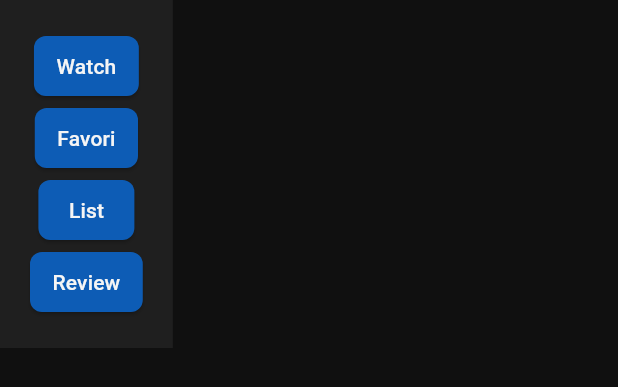
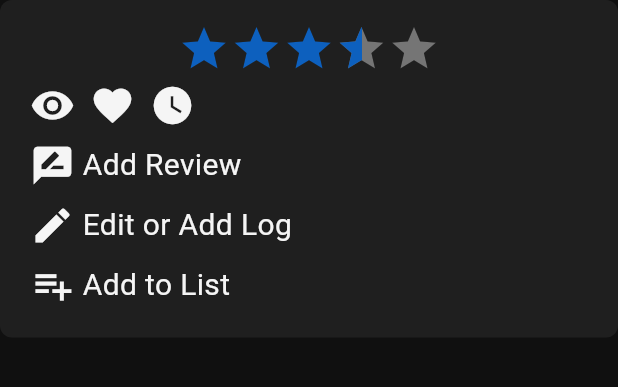
Before and after one commit to kargalar/blackbox_db, a Flutter app: the ContentUserAction widget shown alone on an empty page, opened directly, on a phone screen of 412 x 824 dp. Shown: the top 387 px of the screen. Run offline on Flutter 3.47's test engine with Material 3 defaults, Android fonts, the phone set to English and light mode, and no system bars; drawn by our look-alikes of flutter_rating_bar; our stand-ins replace device_info_plus, firebase_core, flutter_screenutil, get, hive_flutter, permission_handler; accounts and stored records are empty; network calls fail.

Commit message:
content page v5

```diff
--- a/lib/3 Page/Content/Widget/content_user_action.dart
+++ b/lib/3 Page/Content/Widget/content_user_action.dart
@@ -1,6 +1,7 @@
 import 'package:blackbox_db/2%20General/app_colors.dart';
 import 'package:blackbox_db/6%20Provider/content_page_provider.dart';
 import 'package:flutter/material.dart';
+import 'package:flutter_rating_bar/flutter_rating_bar.dart';
 import 'package:provider/provider.dart';
 
 class ContentUserAction extends StatelessWidget {
@@ -10,31 +11,152 @@ class ContentUserAction extends StatelessWidget {
 
   @override
   Widget build(BuildContext context) {
-    late final contentPageProvider = context.read<ContentPageProvider>();
+    late final contentPageProvider = context.watch<ContentPageProvider>();
 
     return Container(
-      color: AppColors.panelBackground,
-      padding: const EdgeInsets.all(20),
+      decoration: BoxDecoration(
+        borderRadius: AppColors.borderRadiusAll,
+        color: AppColors.panelBackground,
+      ),
+      padding: const EdgeInsets.all(15),
       child: Column(
         mainAxisSize: MainAxisSize.min,
         children: [
-          ElevatedButton(
-            onPressed: () {
-              contentPageProvider.watchContent();
+          RatingBar.builder(
+            initialRating: contentPageProvider.contentModel.rating,
+            minRating: 0.5,
+            direction: Axis.horizontal,
+            glow: false,
+            allowHalfRating: true,
+            itemCount: 5,
+            itemSize: 35,
+            itemBuilder: (context, _) => Icon(
+              Icons.star,
+              color: AppColors.main,
+            ),
+            onRatingUpdate: (rating) {
+              contentPageProvider.rate(rating);
             },
-            child: const Text("Watch"),
           ),
-          ElevatedButton(
-            onPressed: () {},
-            child: const Text("Favori"),
+
+          // actions
+          Row(
+            children: [
+              // watch
+              InkWell(
+                onTap: () {
+                  contentPageProvider.watch();
+                },
+                child: Padding(
+                  padding: const EdgeInsets.all(5),
+                  child: Icon(
+                    Icons.remove_red_eye,
+                    color: contentPageProvider.contentModel.isWatch ? AppColors.main : null,
+                    size: 30,
+                  ),
+                ),
+              ),
+
+              // favori
+              InkWell(
+                onTap: () {
+                  contentPageProvider.favorite();
+                },
+                child: Padding(
+                  padding: const EdgeInsets.all(5),
+                  child: Icon(
+                    Icons.favorite,
+                    color: contentPageProvider.contentModel.isFavorite ? AppColors.main : null,
+                    size: 30,
+                  ),
+                ),
+              ),
+              // wathlater
+              InkWell(
+                onTap: () {
+                  contentPageProvider.watchLater();
+                },
+                child: Padding(
+                  padding: const EdgeInsets.all(5),
+                  child: Icon(
+                    Icons.watch_later,
+                    color: contentPageProvider.contentModel.isWatchLater ? AppColors.main : null,
+                    size: 30,
+                  ),
+                ),
+              )
+            ],
           ),
-          ElevatedButton(
-            onPressed: () {},
-            child: const Text("List"),
+          // add review
+          InkWell(
+            onTap: () {
+              // add review
+            },
+            child: const Row(
+              children: [
+                Padding(
+                  padding: EdgeInsets.all(5),
+                  child: Icon(
+                    Icons.rate_review,
+                    size: 30,
+                  ),
+                ),
+                Text(
+                  "Add Review",
+                  style: TextStyle(
+                    fontSize: 20,
+                  ),
+                ),
+              ],
+            ),
           ),
-          ElevatedButton(
-            onPressed: () {},
-            child: const Text("Review"),
+
+          // edit or add log
+          InkWell(
+            onTap: () {
+              // add log
+            },
+            child: const Row(
+              children: [
+                Padding(
+                  padding: EdgeInsets.all(5),
+                  child: Icon(
+                    Icons.edit,
+                    size: 30,
+                  ),
+                ),
+                Text(
+                  "Edit or Add Log",
+                  style: TextStyle(
+                    fontSize: 20,
+                  ),
+                ),
+              ],
+            ),
+          ),
+
+          // add to list
+          InkWell(
+            onTap: () {
+              // add to list
+            },
+            child: const Row(
+              children: [
+                Padding(
+                  padding: EdgeInsets.all(5),
+                  child: Icon(
+                    Icons.playlist_add,
+                    size: 30,
+                  ),
+                ),
+                Text(
+                  "Add to List",
+                  style: TextStyle(
+                    fontSize: 20,
+                  ),
+                ),
+              ],
+            ),
           ),
         ],
       ),
--- a/lib/3 Page/Content/content_page.dart
+++ b/lib/3 Page/Content/content_page.dart
@@ -15,11 +15,11 @@ class ContentPage extends StatefulWidget {
 }
 
 class _ContentPageState extends State<ContentPage> {
-  @override
-  void initState() {
-    super.initState();
-    // TODO: istek atıalcak loading olacak şimdilik el ile  context.read<PageProvider>().contentID;
-  }
+  // @override
+  // void initState() {
+  //   super.initState();
+  //   // TODO: istek atıalcak loading olacak şimdilik el ile  context.read<PageProvider>().contentID;
+  // }
 
   @override
   Widget build(BuildContext context) {
--- a/lib/6 Provider/content_page_provider.dart
+++ b/lib/6 Provider/content_page_provider.dart
@@ -24,13 +24,32 @@ class ContentPageProvider with ChangeNotifier {
     listCount: 50,
     reviewCount: 10,
     ratingDistribution: [5, 2, 8, 22, 3],
-    isWatched: false,
+    isWatch: false,
     rating: 3.5,
-    isFavorited: false,
+    isFavorite: false,
+    isWatchLater: false,
   );
 
-  void watchContent() {
-    contentModel.isWatched = !contentModel.isWatched;
+  void watch() {
+    contentModel.isWatch = !contentModel.isWatch;
+
+    notifyListeners();
+  }
+
+  void favorite() {
+    contentModel.isFavorite = !contentModel.isFavorite;
+
+    notifyListeners();
+  }
+
+  void watchLater() {
+    contentModel.isWatchLater = !contentModel.isWatchLater;
+
+    notifyListeners();
+  }
+
+  void rate(double rating) {
+    contentModel.rating = rating;
 
     notifyListeners();
   }
--- a/lib/8 Model/content_model.dart
+++ b/lib/8 Model/content_model.dart
@@ -22,9 +22,10 @@ class ContentModel {
     required this.listCount,
     required this.reviewCount,
     required this.ratingDistribution,
-    required this.isWatched,
+    required this.isWatch,
     required this.rating,
-    required this.isFavorited,
+    required this.isFavorite,
+    required this.isWatchLater,
   });
 
   final int id;
@@ -46,7 +47,8 @@ class ContentModel {
   int reviewCount;
   List<int> ratingDistribution;
 
-  bool isWatched;
   double rating;
-  bool isFavorited;
+  bool isWatch;
+  bool isFavorite;
+  bool isWatchLater;
 }
--- a/pubspec.yaml
+++ b/pubspec.yaml
@@ -62,6 +62,9 @@ dependencies:
   firebase_core: ^3.6.0
   cloud_firestore: ^5.4.4
 
+  # Rating
+  flutter_rating_bar: ^4.0.1
+
 
 dev_dependencies:
   flutter_test:
```
Also changed, not shown: pubspec.lock.
